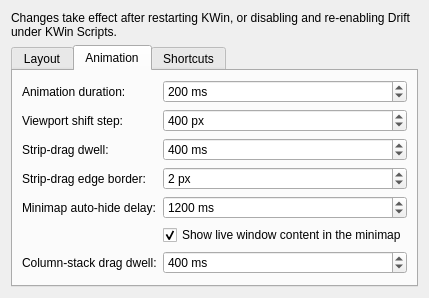
First picture: the form in drift/contents/ui/config.ui, repository epicodic/drift, before the edit.
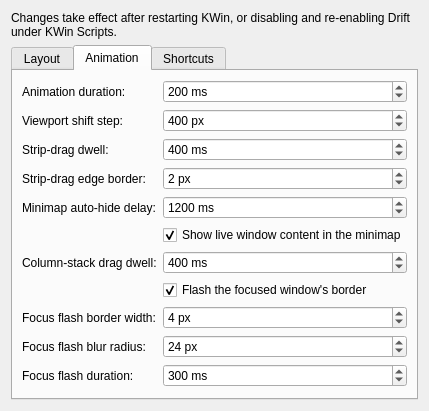
Second picture: the form after the edit. The open tabs and pages were chosen to show the change.

Commit message: focus indicator wip

What changed in the file:
```diff
--- a/drift/contents/ui/config.ui
+++ b/drift/contents/ui/config.ui
@@ -271,6 +271,97 @@
                                     </property>
                                 </widget>
                             </item>
+                            <item row="7" column="1">
+                                <widget class="QCheckBox" name="kcfg_focusFlashEnabled">
+                                    <property name="toolTip">
+                                        <string>Flash a blurred border around a window whenever Drift handles its focus change</string>
+                                    </property>
+                                    <property name="text">
+                                        <string>Flash the focused window's border</string>
+                                    </property>
+                                    <property name="checked">
+                                        <bool>true</bool>
+                                    </property>
+                                </widget>
+                            </item>
+                            <item row="8" column="0">
+                                <widget class="QLabel" name="label_focusFlashBorderWidth">
+                                    <property name="text">
+                                        <string>Focus flash border width:</string>
+                                    </property>
+                                </widget>
+                            </item>
+                            <item row="8" column="1">
+                                <widget class="QSpinBox" name="kcfg_focusFlashBorderWidth">
+                                    <property name="toolTip">
+                                        <string>Width of the focus-flash highlight's border</string>
+                                    </property>
+                                    <property name="suffix">
+                                        <string> px</string>
+                                    </property>
+                                    <property name="minimum">
+                                        <number>1</number>
+                                    </property>
+                                    <property name="maximum">
+                                        <number>50</number>
+                                    </property>
+                                    <property name="value">
+                                        <number>4</number>
+                                    </property>
+                                </widget>
+                            </item>
+                            <item row="9" column="0">
+                                <widget class="QLabel" name="label_focusFlashBlurRadius">
+                                    <property name="text">
+                                        <string>Focus flash blur radius:</string>
+                                    </property>
+                                </widget>
+                            </item>
+                            <item row="9" column="1">
+                                <widget class="QSpinBox" name="kcfg_focusFlashBlurRadius">
+                                    <property name="toolTip">
+                                        <string>Blur radius of the focus-flash highlight</string>
+                                    </property>
+                                    <property name="suffix">
+                                        <string> px</string>
+                                    </property>
+                                    <property name="minimum">
+                                        <number>0</number>
+                                    </property>
+                                    <property name="maximum">
+                                        <number>100</number>
+                                    </property>
+                                    <property name="value">
+                                        <number>24</number>
+                                    </property>
+                                </widget>
+                            </item>
+                            <item row="10" column="0">
+                                <widget class="QLabel" name="label_focusFlashDurationMs">
+                                    <property name="text">
+                                        <string>Focus flash duration:</string>
+                                    </property>
+                                </widget>
+                            </item>
+                            <item row="10" column="1">
+                                <widget class="QSpinBox" name="kcfg_focusFlashDurationMs">
+                                    <property name="toolTip">
+                                        <string>Total duration of the focus-flash fade-in-then-fade-out</string>
+                                    </property>
+                                    <property name="suffix">
+                                        <string> ms</string>
+                                    </property>
+                                    <property name="minimum">
+                                        <number>0</number>
+                                    </property>
+                                    <property name="maximum">
+                                        <number>5000</number>
+                                    </property>
+                                    <property name="value">
+                                        <number>300</number>
+                                    </property>
+                                </widget>
+                            </item>
                         </layout>
                     </widget>
                     <widget class="QWidget" name="tab_shortcuts">
```
The commit also changes 17 other files.
